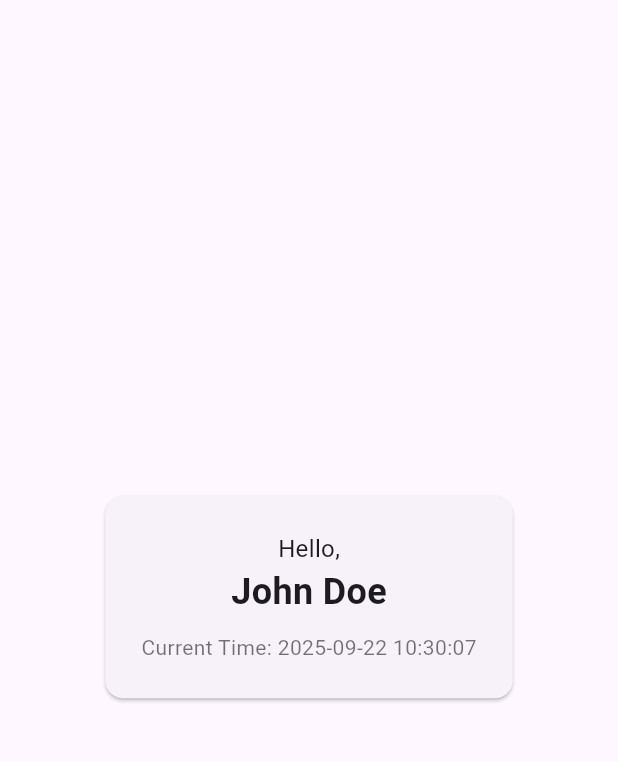
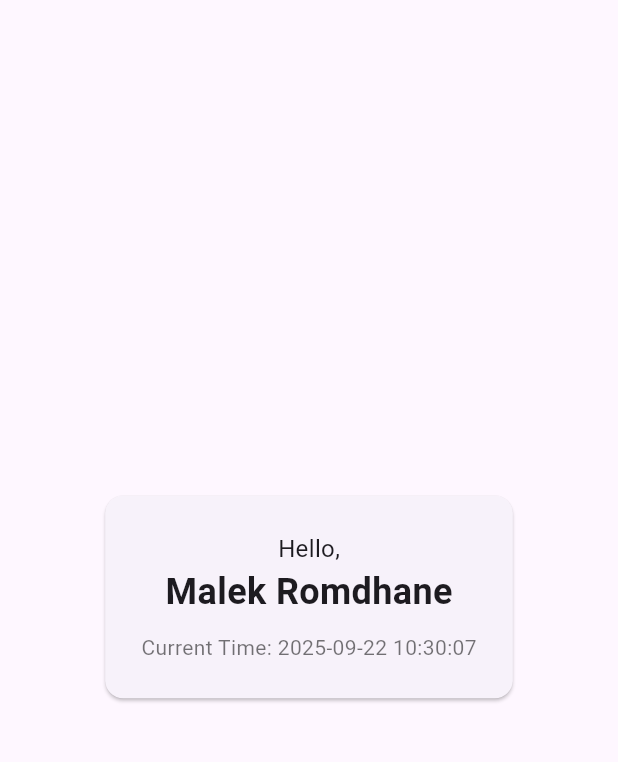
Before and after one commit to Malek-Jr/flutterWorkshop1, a Flutter app: the screen it shows after launch, on a phone screen of 412 x 824 dp, the part 63-825 px from its top. Run offline on Flutter 3.47's test engine with Material 3 defaults, Android fonts, the phone set to English and light mode, and no system bars.

```diff
--- a/lib/main.dart
+++ b/lib/main.dart
@@ -15,7 +15,7 @@ class MyApp extends StatelessWidget {
           title: const Text('Waiting Room'),
         ),
         body: const Center(
-          child: WaitingRoomCard(name: 'John Doe'),
+          child: WaitingRoomCard(name: 'Malek Romdhane'),
         ),
 
       ),
```
